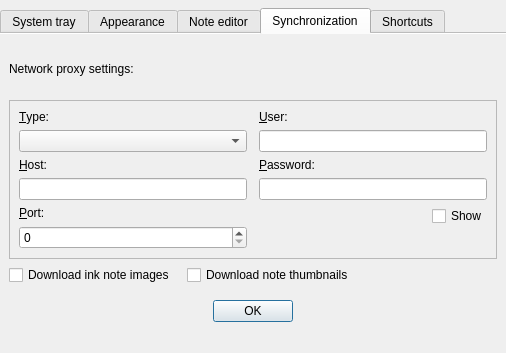
The window that src/dialogs/PreferencesDialog.ui (d1vanov/quentier) describes before a commit, drawn with Qt 5.
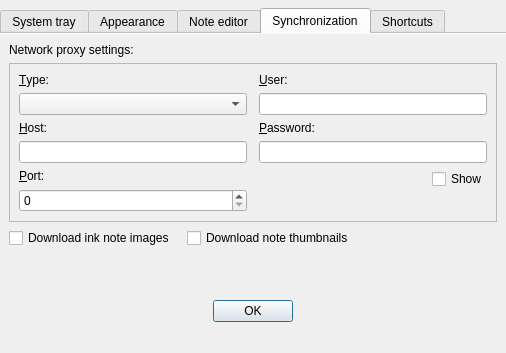
The same window after the commit. Custom widgets are drawn as their Qt base class.

Commit message: Issue #122: implement network proxy settings management within preferences dialog

The edit to the form file:
```diff
--- a/src/dialogs/PreferencesDialog.ui
+++ b/src/dialogs/PreferencesDialog.ui
@@ -432,6 +432,9 @@
          </item>
         </layout>
        </item>
+       <item>
+        <widget class="QLabel" name="synchronizationTabStatusLabel"/>
+       </item>
       </layout>
      </widget>
      <widget class="QWidget" name="shortcutsTab">
```
The commit also changes 6 other files.
